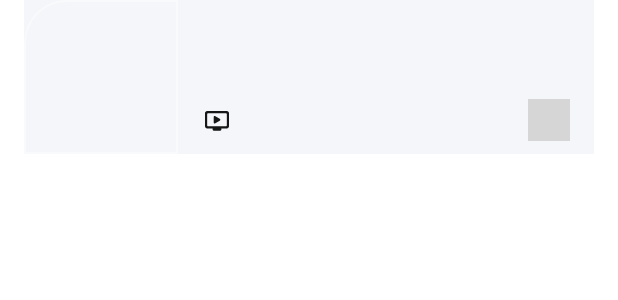
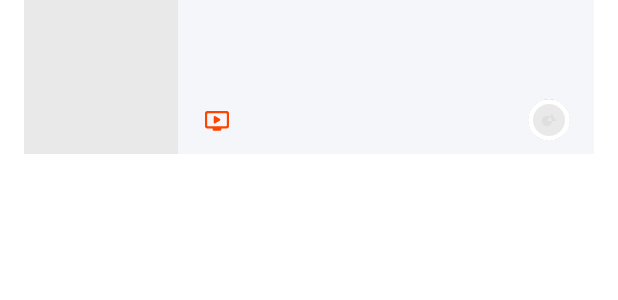
Before and after one commit to jxareas/TechHub, an Android app: the layout list_item_course.xml on its own in the app's theme, with its tools: preview values and no code run, on a phone screen of 412 x 824 dp. Shown: the top 300 px of the screen. Run offline under Robolectric (Android 15) with nearby library versions, the phone set to English and light mode, and no system bars; network calls fail; grey boxes are pictures that could not be loaded.

Commit message:
Add Glide Image Loading Transition

```diff
--- a/app/src/main/java/com/jxareas/techhub/adapter/CourseCardAdapter.kt
+++ b/app/src/main/java/com/jxareas/techhub/adapter/CourseCardAdapter.kt
@@ -27,7 +27,7 @@ class CourseCardAdapter(private val listener: CourseAdapterListener) :
             textViewCourseName.text = course.name
             textViewCourseTopic.text = course.topicName
             textViewCourseSteps.text = course.steps.toString()
-            imageViewCoursePhoto.loadImage(course.coursePhoto)
+            imageViewCoursePhoto.loadImage(course.coursePhoto, true)
             imageViewInstructorPhoto.loadImage(course.instructorPhoto)
 
             root.setOnClickListener {
--- a/app/src/main/java/com/jxareas/techhub/adapter/CourseListAdapter.kt
+++ b/app/src/main/java/com/jxareas/techhub/adapter/CourseListAdapter.kt
@@ -26,9 +26,8 @@ class CourseListAdapter(private val listener: CourseAdapterListener) :
             val steps = root.context.getString(R.string.course_steps, course.step.toString(), course.steps.toString())
             textViewCourseName.text = course.name
             textViewCourseSteps.text = steps
-            imageViewCourseImage.loadImage(course.coursePhoto)
+            imageViewCourseImage.loadImage(course.coursePhoto, true)
             imageViewInstructorPhoto.loadImage(course.instructorPhoto)
-
             root.setOnClickListener { listener.onArtworkClicked(root, course) }
         }
     }
--- a/app/src/main/res/layout/fragment_course_detail.xml
+++ b/app/src/main/res/layout/fragment_course_detail.xml
@@ -48,8 +48,8 @@
                 android:layout_width="@dimen/icon_default_width"
                 android:layout_height="@dimen/icon_default_height"
                 app:layout_constraintBottom_toBottomOf="@id/image_view_course_photo"
-                app:layout_constraintEnd_toEndOf="parent"
-                android:layout_marginEnd="@dimen/margin_standard"
+                app:layout_constraintStart_toStartOf="parent"
+                android:layout_marginStart="@dimen/margin_standard"
                 android:layout_marginBottom="@dimen/margin_standard"
                 android:src="@drawable/arrow_expand_vertical"
                 />
--- a/app/src/main/res/layout/list_item_course.xml
+++ b/app/src/main/res/layout/list_item_course.xml
@@ -33,20 +33,22 @@
         android:id="@+id/image_view_course_image"
         android:layout_width="0dp"
         android:layout_height="0dp"
+        android:background="@drawable/course_image_placeholder"
         android:scaleType="centerCrop"
         app:layout_constraintBottom_toBottomOf="@id/text_view_course_steps"
         app:layout_constraintDimensionRatio="1:1"
         app:layout_constraintEnd_toStartOf="@id/text_view_course_name"
         app:layout_constraintStart_toEndOf="@id/space"
         app:layout_constraintTop_toTopOf="@id/text_view_course_name"
-        app:srcCompat="@drawable/stroked_course_image_placeholder"
-        tools:srcCompat="@tools:sample/backgrounds/scenic" />
+
+        />
 
     <TextView
         android:id="@+id/text_view_course_name"
         android:layout_width="0dp"
         android:layout_height="wrap_content"
         android:ellipsize="end"
+        android:fontFamily="@font/lato_bold"
         android:lines="2"
         android:paddingHorizontal="@dimen/grid_2"
         android:paddingTop="@dimen/grid_2"
@@ -68,7 +70,7 @@
         app:layout_constraintStart_toStartOf="@id/text_view_course_name"
         app:layout_constraintTop_toTopOf="@id/text_view_course_steps"
         app:srcCompat="@drawable/ic_course"
-        app:tint="?attr/colorOnPrimary" />
+        app:tint="?attr/colorSecondary" />
 
     <TextView
         android:id="@+id/text_view_course_steps"
@@ -77,7 +79,7 @@
         android:paddingVertical="@dimen/grid_2"
         android:paddingStart="@dimen/grid_1"
         android:textAppearance="?attr/textAppearanceCaption"
-        android:textColor="?attr/colorOnPrimary"
+        android:textColor="?attr/colorSecondary"
         app:layout_constraintBottom_toBottomOf="parent"
         app:layout_constraintEnd_toStartOf="@id/image_view_instructor_photo"
         app:layout_constraintStart_toEndOf="@id/course_icon"
@@ -89,12 +91,13 @@
         android:layout_width="28dp"
         android:layout_height="28dp"
         android:layout_marginEnd="@dimen/grid_2"
+        android:background="@drawable/ic_avatar_placeholder"
+        android:foreground="@drawable/avatar_outline"
         android:importantForAccessibility="no"
         app:layout_constraintBottom_toBottomOf="@id/text_view_course_steps"
         app:layout_constraintEnd_toEndOf="parent"
         app:layout_constraintStart_toEndOf="@id/text_view_course_steps"
-        app:layout_constraintTop_toTopOf="@id/text_view_course_steps"
-        tools:src="@tools:sample/avatars" />
+        app:layout_constraintTop_toTopOf="@id/text_view_course_steps" />
 
     <View
         android:id="@+id/highlight"
@@ -104,6 +107,7 @@
         app:layout_constraintBottom_toBottomOf="parent"
         app:layout_constraintEnd_toEndOf="parent"
         app:layout_constraintStart_toStartOf="@id/image_view_course_image"
-        app:layout_constraintTop_toTopOf="parent" />
+        app:layout_constraintTop_toTopOf="parent"
+        tools:visibility="gone" />
 
 </androidx.constraintlayout.widget.ConstraintLayout>
```
Also changed, not shown: app/src/main/java/com/jxareas/techhub/utils/extensions/GlideExtensions.kt (+8 -2 lines), app/src/main/res/layout/list_item_course_card.xml (+5 -4 lines), app/src/main/res/values/themes.xml (+8 -0 lines).
